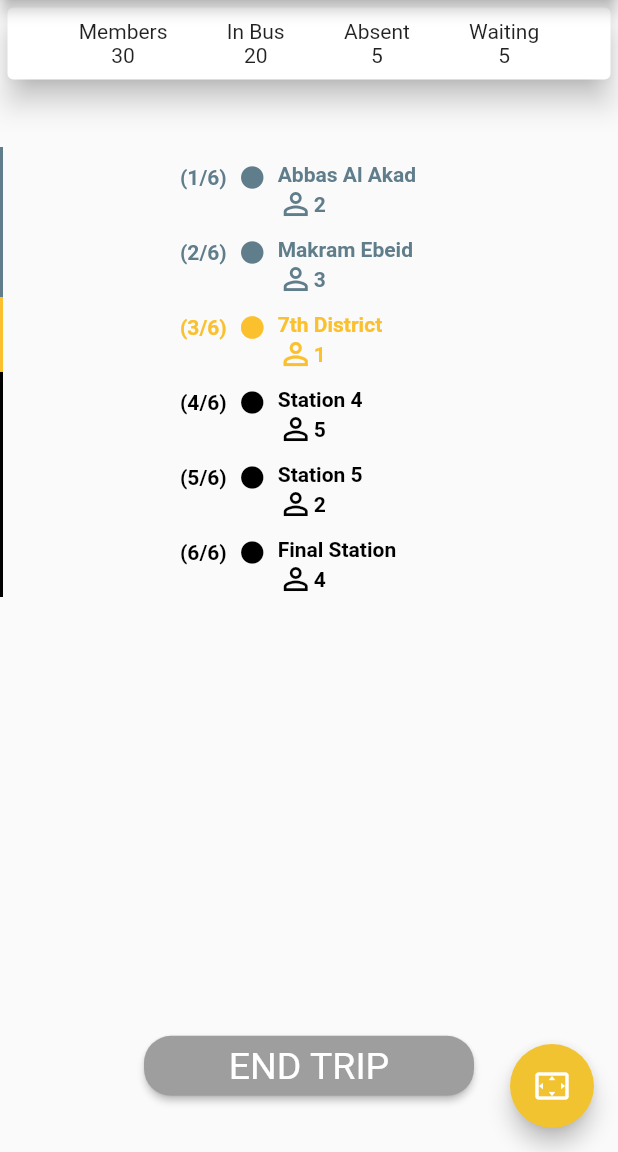
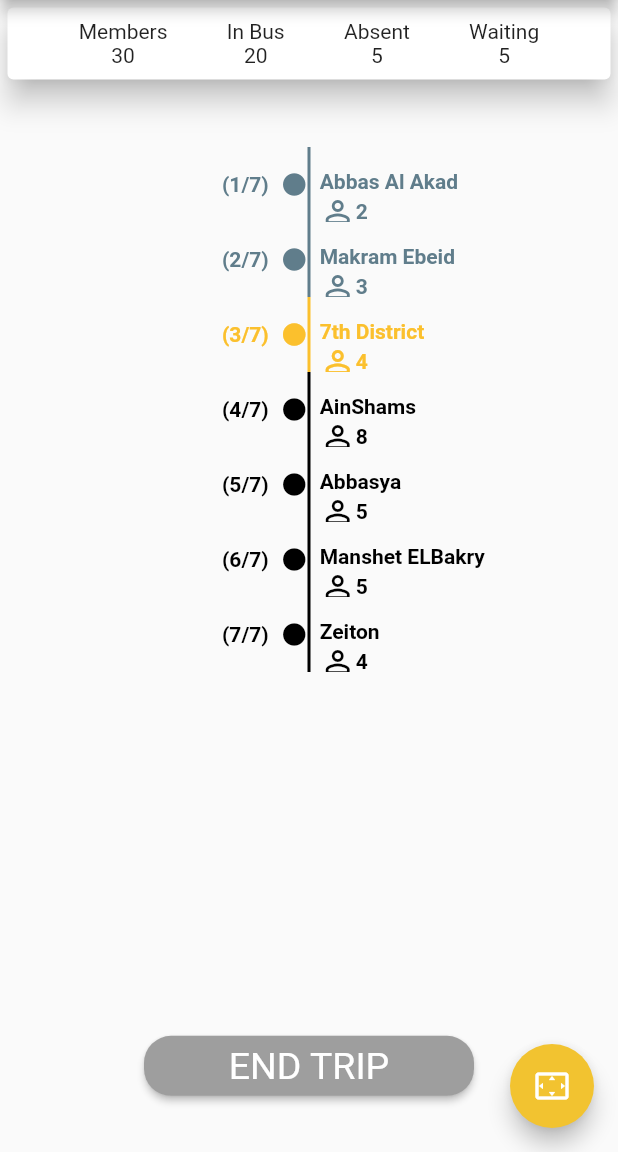
Before and after one commit to usafe-eg/usave, a Flutter app: the TripPage screen opened by its route, on a phone screen of 412 x 824 dp, the part 84-1236 px from its top. Run offline on Flutter 3.47's test engine with Material 2 defaults, Android fonts, the light colour scheme and no system bars; our stand-ins replace flutter_local_notifications, shared_preferences; missing offline and left inert: qr_code_scanner; accounts and stored records are empty.

Commit message:
Refactoring Code and Layout and Navigate between Screens

```diff
--- a/lib/components/trip_page_station.dart
+++ b/lib/components/trip_page_station.dart
@@ -7,20 +7,21 @@ class TripPageStation extends StatelessWidget {
   final String station;
   final int stationNumber;
   final int numberOfStudents;
+  final int numberOfStations;
 
-  TripPageStation({this.color, this.station, this.stationNumber, this.numberOfStudents});
+  TripPageStation({this.color, this.station, this.stationNumber, this.numberOfStudents,this.numberOfStations});
 
   @override
   Widget build(BuildContext context) {
     return Stack(
-      alignment: AlignmentDirectional.bottomStart,
+      alignment: AlignmentDirectional.center,
         children: <Widget>[
           Positioned(
-            left: 120,
-            child: Row(
+            left: 148,
+            child:  Row(
             mainAxisAlignment: MainAxisAlignment.center,
             children: <Widget>[
-              Text('($stationNumber/6)',style: TextStyle(fontWeight: FontWeight.bold,color: color),),
+              Text('($stationNumber/$numberOfStations)',style: TextStyle(fontWeight: FontWeight.bold,color: color),),
               Padding(
                 padding: const EdgeInsets.all(8.0),
                 child: Icon(Icons.brightness_1,size: 18,color: color),
@@ -32,6 +33,7 @@ class TripPageStation extends StatelessWidget {
                     padding: const EdgeInsets.only(top:20.0),
                     child: Text(station,style: TextStyle(fontWeight: FontWeight.bold,color: color),),
                   ),
+                  /////person and the number
                   Row(
                     children: <Widget>[
                       Icon(Icons.person_outline,color: color),
--- a/lib/main.dart
+++ b/lib/main.dart
@@ -4,6 +4,7 @@ import 'package:usave/pages/scan_page.dart';
 import 'package:usave/pages/members_page.dart';
 import 'package:usave/pages/stations_page.dart';
 import 'package:usave/pages/trip_page.dart';
+import 'package:usave/pages/trip_members_details_page.dart';
 
 void main() => runApp(MyApp());
 
@@ -24,6 +25,7 @@ class MyApp extends StatelessWidget {
       BusMembersPage.id:(BuildContext context) =>BusMembersPage(),
       StationPage.id:(BuildContext context) =>StationPage(),
       TripPage.id:(BuildContext context) =>TripPage(),
+      TripMembersDetailsPage.id:(BuildContext context) =>TripMembersDetailsPage(),
     },
     );
   }
--- a/lib/pages/members_page.dart
+++ b/lib/pages/members_page.dart
@@ -55,7 +55,7 @@ class _BusMembersPageState extends State<BusMembersPage> {
       body: Padding(padding: EdgeInsets.all(8),
       child: ListView.builder(itemCount: busMembers.length,
           itemBuilder: (context,index){
-          return MemberListItem(name: busMembers[index]['name'],color: busMembers[index]['color'],station: busMembers[index]['station'],)
+          return MemberListItem(name: busMembers[index]['name'],color: greyColor,station: busMembers[index]['station'],)
         ;}),
       ),
     );
--- a/lib/pages/stations_page.dart
+++ b/lib/pages/stations_page.dart
@@ -16,7 +16,11 @@ class _StationPageState extends State<StationPage> {
 
   List<Map<String,dynamic>> stations=[{'station':'Abbas Al Akad','color':Colors.green,'numbersOfStudents':2},
     {'station':'Makram Ebeid','color':Colors.deepOrangeAccent,'numbersOfStudents':3},
-    {'station':'7th District','color':Colors.lightBlue,'numbersOfStudents':1}];
+    {'station':'7th District','color':Colors.lightBlue,'numbersOfStudents':4},
+    {'station':'AinShams','color':Colors.lightBlue,'numbersOfStudents':8},
+    {'station':'Abbasya','color':Colors.lightBlue,'numbersOfStudents':5},
+    {'station':'Manshet ELBakry','color':Colors.lightBlue,'numbersOfStudents':5},
+    {'station':'Zeiton','color':Colors.lightBlue,'numbersOfStudents':4},];
 
   @override
   Widget build(BuildContext context) {
@@ -28,7 +32,8 @@ class _StationPageState extends State<StationPage> {
       body: Padding(padding: EdgeInsets.all(8),
         child: ListView.builder(itemCount: stations.length,
             itemBuilder: (context,index){
-              return StationListItem(numberOfStudents: stations[index]['numbersOfStudents'],color: stations[index]['color'],station: stations[index]['station'],)
+              return StationListItem(numberOfStudents: stations[index]['numbersOfStudents'],
+                color:greyColor,station: stations[index]['station'],)
               ;}),
       ),
     );
--- /dev/null
+++ b/lib/pages/trip_members_details_page.dart
@@ -0,0 +1,64 @@
+import 'package:flutter/cupertino.dart';
+import 'package:flutter/material.dart';
+import 'package:usave/utilities/constants.dart';
+import 'package:usave/components/member_list_item.dart';
+import 'package:usave/components/pages_header.dart';
+
+class TripMembersDetailsPage extends StatefulWidget {
+
+  static const String id = 'TripMembersDetailsPage';
+
+  @override
+  _TripMembersDetailsPageState createState() => _TripMembersDetailsPageState();
+}
+
+class _TripMembersDetailsPageState extends State<TripMembersDetailsPage> {
+
+
+  List<Map<String,dynamic>> busMembers=[{'name':'Saif Mohamed','station':'Abbas Al Akad','color':Colors.red},
+    {'name':'Sherif Ehab','station':'Abbas Al Akad','color':Colors.green}
+    ,{'name':'Mohamed Mohsen','station':'Makram Ebeid','color':Colors.green},
+    {'name':'Seif Mohamed','station':'Makram Ebeid','color':Colors.green},
+    {'name':'Shady Ahmed','station':'7th District','color':Colors.green},
+    {'name':'Mohamed Sabry','station':'7th District','color':Colors.red},
+    {'name':'Gasser Ashraf','station':'7th District','color':Colors.red},
+    {'name':'Mohamed Ahmed','station':'7th District','color':Colors.green},
+    {'name':'Ahmed Mahmoud','station':'AinShams','color':Colors.green},
+    {'name':'Ahmed Samir','station':'AinShams','color':Colors.red},
+    {'name':'Mohamed Samir','station':'AinShams','color':Colors.green},
+    {'name':'Mohamed Hassan','station':'AinShams','color':Colors.green},
+    {'name':'Hassan Maher','station':'AinShams','color':Colors.red},
+    {'name':'Mostafa Hassan','station':'AinShams','color':Colors.orange},
+    {'name':'Mohamed Salem','station':'AinShams','color':Colors.orange},
+    {'name':'Mahmoud Asharf','station':'AinShams','color':Colors.orange},
+    {'name':'Mohamed Ali','station':'Abbasya','color':Colors.orange},
+    {'name':'Mahmoud Roshdy','station':'Abbasya','color':Colors.orange},
+    {'name':'Mostafa Hassan','station':'Abbasya','color':Colors.orange},
+    {'name':'Ahmed Raef','station':'Abbasya','color':Colors.orange},
+    {'name':'Mohamed Ashraf','station':'Abbasya','color':Colors.orange},
+    {'name':'Amr Mohamed','station':'Manshet ELBakry','color':Colors.orange},
+    {'name':'Beshoy Wagih','station':'Manshet ELBakry','color':Colors.orange},
+    {'name':'John Safwat','station':'Manshet ELBakry','color':Colors.orange},
+    {'name':'Abduallah Mostafa','station':'Manshet ELBakry','color':Colors.orange},
+    {'name':'Amr Mahmoud','station':'Manshet ELBakry','color':Colors.orange},
+    {'name':'Ahmed Gamal','station':'Zeiton','color':Colors.orange},
+    {'name':'Mostafa ElGnedy','station':'Zeiton','color':Colors.orange},
+    {'name':'Mohamed Wagih','station':'Zeiton','color':Colors.orange},
+    {'name':'Abdelrahman Hussien','station':'Zeiton','color':Colors.orange},];
+
+  @override
+  Widget build(BuildContext context) {
+    return Scaffold(
+      appBar:  AppBar(
+        actions: <Widget>[
+          PagesHeader('Bus Members Details')],
+        backgroundColor: mainColor,),
+      body: Padding(padding: EdgeInsets.all(8),
+        child: ListView.builder(itemCount: busMembers.length,
+            itemBuilder: (context,index){
+              return MemberListItem(name: busMembers[index]['name'],color: busMembers[index]['color'],station: busMembers[index]['station'],)
+              ;}),
+      ),
+    );
+  }
+}
--- a/lib/pages/trip_page.dart
+++ b/lib/pages/trip_page.dart
@@ -7,6 +7,7 @@ import 'package:usave/components/trip_page_station.dart';
 import 'package:usave/components/trip_page_detail.dart';
 import 'package:usave/components/pages_header.dart';
 import 'package:usave/pages/scan_page.dart';
+import 'package:usave/pages/trip_members_details_page.dart';
 
 class TripPage extends StatefulWidget {
   static const String id = 'TripPage';
@@ -23,10 +24,11 @@ class _TripPageState extends State<TripPage> {
   List<Map<String,dynamic>> stationsDetails=[
     {'station':'Abbas Al Akad','color':Colors.blueGrey,'numberOfStudents':2,'stationNumber':1},
     {'station':'Makram Ebeid','color':Colors.blueGrey,'numberOfStudents':3,'stationNumber':2},
-    {'station':'7th District','color':Colors.yellow[700],'numberOfStudents':1,'stationNumber':3},
-    {'station':'Station 4','color':Colors.black,'numberOfStudents':5,'stationNumber':4},
-    {'station':'Station 5','color':Colors.black,'numberOfStudents':2,'stationNumber':5},
-    {'station':'Final Station','color':Colors.black,'numberOfStudents':4,'stationNumber':6},];
+    {'station':'7th District','color':Colors.yellow[700],'numberOfStudents':4,'stationNumber':3},
+    {'station':'AinShams','color':Colors.black,'numberOfStudents':8,'stationNumber':4},
+    {'station':'Abbasya','color':Colors.black,'numberOfStudents':5,'stationNumber':5},
+    {'station':'Manshet ELBakry','color':Colors.black,'numberOfStudents':5,'stationNumber':6},
+    {'station':'Zeiton','color':Colors.black,'numberOfStudents':4,'stationNumber':7},];
 
   @override
   Widget build(BuildContext context) {
@@ -45,7 +47,7 @@ class _TripPageState extends State<TripPage> {
         children: <Widget>[
           GestureDetector(
             onTap: (){
-              Navigator.pushNamed(context, ScanStudentPage.id);
+              Navigator.pushNamed(context, TripMembersDetailsPage.id);
             },
             child: Card(
               margin: EdgeInsets.all(5),
@@ -73,7 +75,7 @@ class _TripPageState extends State<TripPage> {
                   return TripPageStation(color: stationsDetails[index]['color'],
                     station:stationsDetails[index]['station'],
                   stationNumber: stationsDetails[index]['stationNumber'],
-                    numberOfStudents:stationsDetails[index]['numberOfStudents'] ,);
+                    numberOfStudents:stationsDetails[index]['numberOfStudents'] ,numberOfStations: stationsDetails.length,);
             }),
           ),
         ),
```
